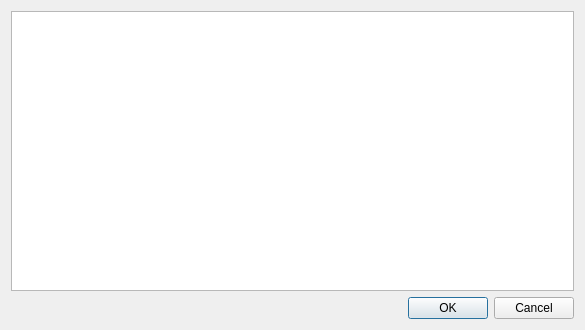
The window that src/dialogs/debuglogdialog.ui (ballessay/quokkagit) describes before a commit, drawn with Qt 5.
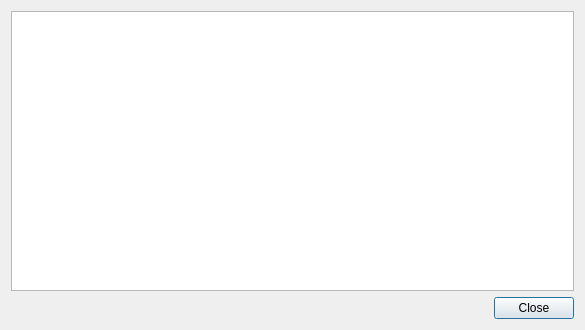
The same window after the commit. Icons and pictures are not drawn.

```diff
--- a/src/dialogs/debuglogdialog.ui
+++ b/src/dialogs/debuglogdialog.ui
@@ -30,7 +30,7 @@
       <enum>Qt::Horizontal</enum>
      </property>
      <property name="standardButtons">
-      <set>QDialogButtonBox::Cancel|QDialogButtonBox::Ok</set>
+      <set>QDialogButtonBox::Close</set>
      </property>
     </widget>
    </item>
```
Left out of the diff: 4 changed lines with no effect on the pictures.
